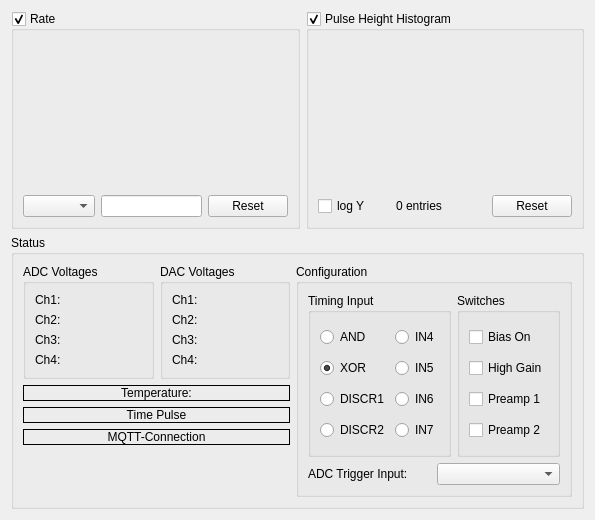
The window that source/gui/src/status.ui (MuonPi/muondetector) describes before a commit, drawn with Qt 5.
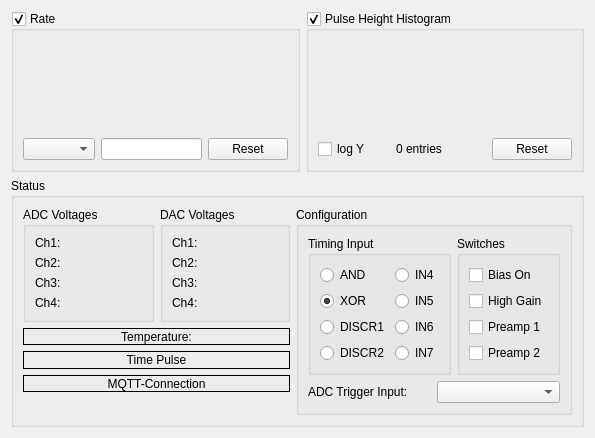
The same window after the commit. Custom widgets are drawn as their Qt base class.

```diff
--- a/source/gui/src/status.ui
+++ b/source/gui/src/status.ui
@@ -7,7 +7,7 @@
     <x>0</x>
     <y>0</y>
     <width>595</width>
-    <height>520</height>
+    <height>438</height>
    </rect>
   </property>
   <property name="sizePolicy">
@@ -55,6 +55,12 @@
           <verstretch>0</verstretch>
          </sizepolicy>
         </property>
+        <property name="minimumSize">
+         <size>
+          <width>0</width>
+          <height>0</height>
+         </size>
+        </property>
        </widget>
       </item>
       <item row="1" column="0">
@@ -102,6 +108,12 @@
           <verstretch>0</verstretch>
          </sizepolicy>
         </property>
+        <property name="minimumSize">
+         <size>
+          <width>0</width>
+          <height>0</height>
+         </size>
+        </property>
        </widget>
       </item>
       <item row="1" column="0">
@@ -153,7 +165,7 @@
       <bool>true</bool>
      </property>
      <property name="sizePolicy">
-      <sizepolicy hsizetype="Preferred" vsizetype="Preferred">
+      <sizepolicy hsizetype="Preferred" vsizetype="Minimum">
        <horstretch>0</horstretch>
        <verstretch>0</verstretch>
       </sizepolicy>
@@ -176,6 +188,12 @@
      <layout class="QGridLayout" name="gridLayout_6">
       <item row="1" column="0" colspan="2">
        <widget class="QLabel" name="temperatureLabel">
+        <property name="sizePolicy">
+         <sizepolicy hsizetype="Preferred" vsizetype="Minimum">
+          <horstretch>0</horstretch>
+          <verstretch>0</verstretch>
+         </sizepolicy>
+        </property>
         <property name="frameShape">
          <enum>QFrame::Box</enum>
         </property>
@@ -189,6 +207,12 @@
       </item>
       <item row="0" column="1">
        <widget class="QGroupBox" name="DACGroupBox">
+        <property name="sizePolicy">
+         <sizepolicy hsizetype="Preferred" vsizetype="Minimum">
+          <horstretch>0</horstretch>
+          <verstretch>0</verstretch>
+         </sizepolicy>
+        </property>
         <property name="minimumSize">
          <size>
           <width>0</width>
@@ -258,6 +282,12 @@
       </item>
       <item row="0" column="0">
        <widget class="QGroupBox" name="ADCGroupBox">
+        <property name="sizePolicy">
+         <sizepolicy hsizetype="Preferred" vsizetype="Minimum">
+          <horstretch>0</horstretch>
+          <verstretch>0</verstretch>
+         </sizepolicy>
+        </property>
         <property name="minimumSize">
          <size>
           <width>0</width>
@@ -352,7 +382,7 @@
          <item row="0" column="0">
           <widget class="QGroupBox" name="InputSelectGroupBox">
            <property name="sizePolicy">
-            <sizepolicy hsizetype="Preferred" vsizetype="Preferred">
+            <sizepolicy hsizetype="Preferred" vsizetype="Minimum">
              <horstretch>0</horstretch>
              <verstretch>0</verstretch>
             </sizepolicy>
@@ -501,6 +531,12 @@
          </item>
          <item row="0" column="1">
           <widget class="QGroupBox" name="groupBox">
+           <property name="sizePolicy">
+            <sizepolicy hsizetype="Preferred" vsizetype="Minimum">
+             <horstretch>0</horstretch>
+             <verstretch>0</verstretch>
+            </sizepolicy>
+           </property>
            <property name="minimumSize">
             <size>
              <width>0</width>
@@ -575,6 +611,12 @@
           <layout class="QHBoxLayout" name="horizontalLayout">
            <item>
             <widget class="QLabel" name="label">
+             <property name="sizePolicy">
+              <sizepolicy hsizetype="Preferred" vsizetype="Minimum">
+               <horstretch>0</horstretch>
+               <verstretch>0</verstretch>
+              </sizepolicy>
+             </property>
              <property name="font">
               <font>
                <pointsize>9</pointsize>
@@ -601,6 +643,12 @@
       </item>
       <item row="2" column="0" colspan="2">
        <widget class="QLabel" name="timePulseLabel">
+        <property name="sizePolicy">
+         <sizepolicy hsizetype="Preferred" vsizetype="Minimum">
+          <horstretch>0</horstretch>
+          <verstretch>0</verstretch>
+         </sizepolicy>
+        </property>
         <property name="frameShape">
          <enum>QFrame::Box</enum>
         </property>
@@ -612,21 +660,14 @@
         </property>
        </widget>
       </item>
-      <item row="4" column="0">
-       <spacer name="verticalSpacer">
-        <property name="orientation">
-         <enum>Qt::Vertical</enum>
-        </property>
-        <property name="sizeHint" stdset="0">
-         <size>
-          <width>20</width>
-          <height>46</height>
-         </size>
-        </property>
-       </spacer>
-      </item>
       <item row="3" column="0" colspan="2">
        <widget class="QLabel" name="mqttStatusLabel">
+        <property name="sizePolicy">
+         <sizepolicy hsizetype="Preferred" vsizetype="Minimum">
+          <horstretch>0</horstretch>
+          <verstretch>0</verstretch>
+         </sizepolicy>
+        </property>
         <property name="frameShape">
          <enum>QFrame::Box</enum>
         </property>
```
